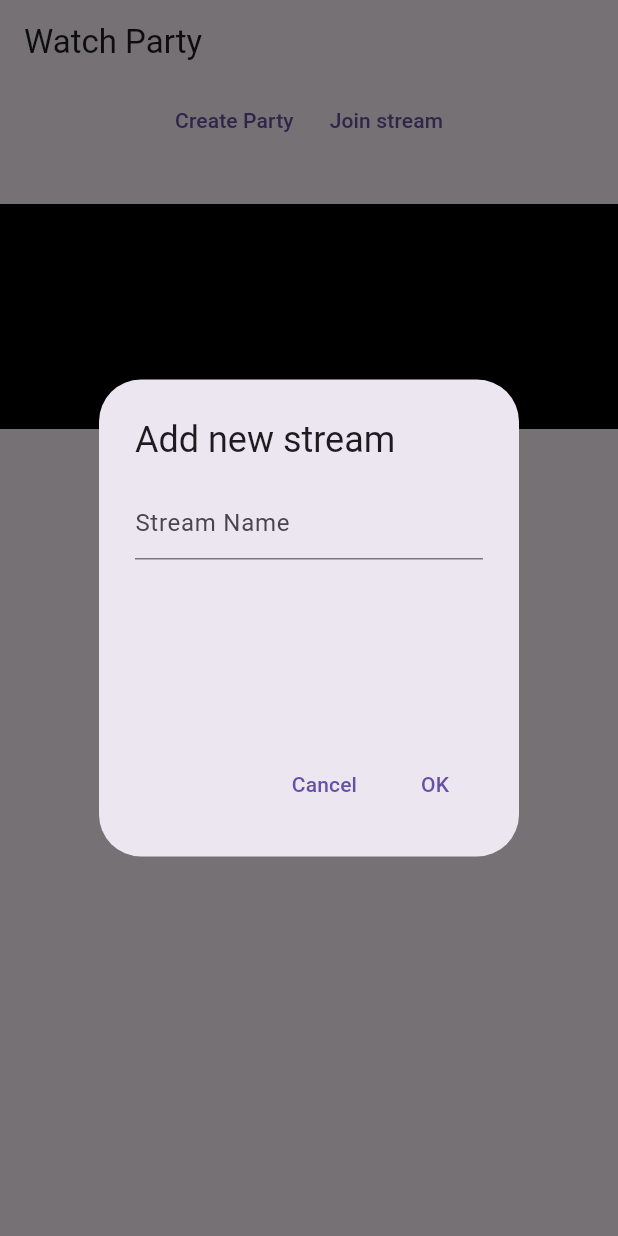
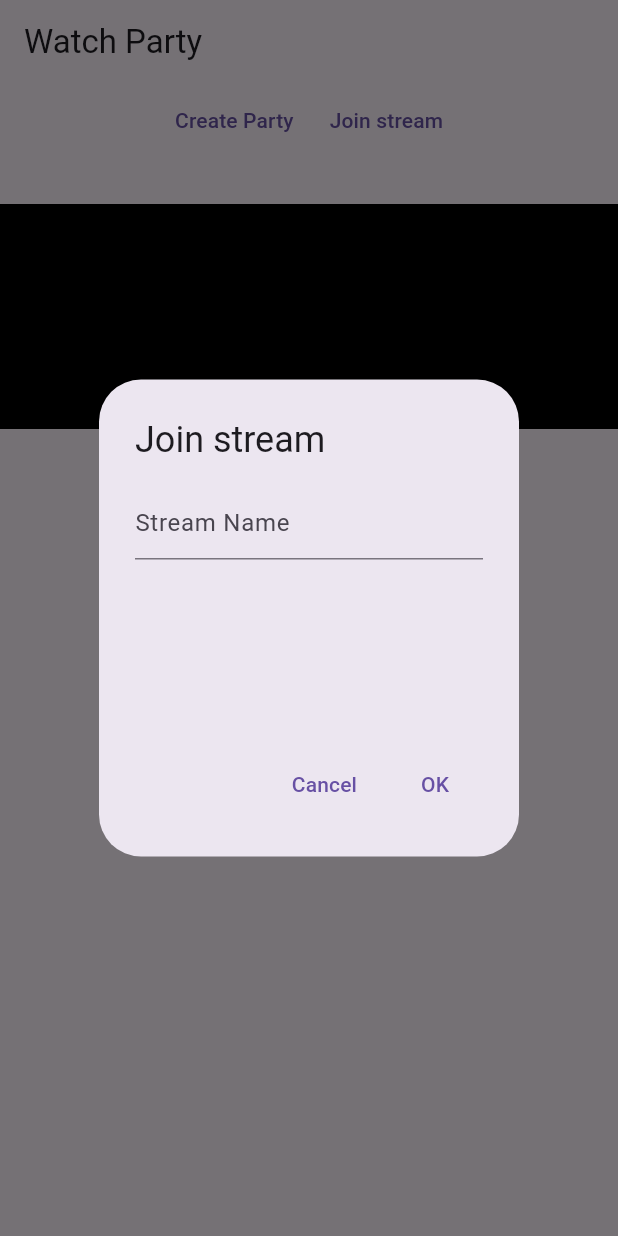
Before and after one commit to sxudan/lets-watch, a Flutter app: the screen it shows after launch, after a tap on "Join stream", on a phone screen of 412 x 824 dp. Run offline on Flutter 3.47's test engine with Material 3 defaults, Android fonts, the phone set to English and light mode, and no system bars; our stand-ins replace image_picker; missing offline and left inert: ffmpeg_kit_flutter_full, flutter_vlc_player.

Commit message:
fix: typo

```diff
--- a/lib/dashboard.dart
+++ b/lib/dashboard.dart
@@ -136,6 +136,7 @@ class _DashboardScreenState extends State<DashboardScreen> {
     setLog = 'Destroyed VLC';
     _videoPlayerController = null;
     _videoPlayerController?.dispose();
+    setState(() {});
   }
 
   @override
@@ -296,7 +297,7 @@ class _DashboardScreenState extends State<DashboardScreen> {
       builder: (context) => StatefulBuilder(
         builder: (context, set) {
           return AlertDialog(
-            title: Text('Add new stream'),
+            title: Text('Join stream'),
             content: Container(
               height: 150,
               child: Column(
```
